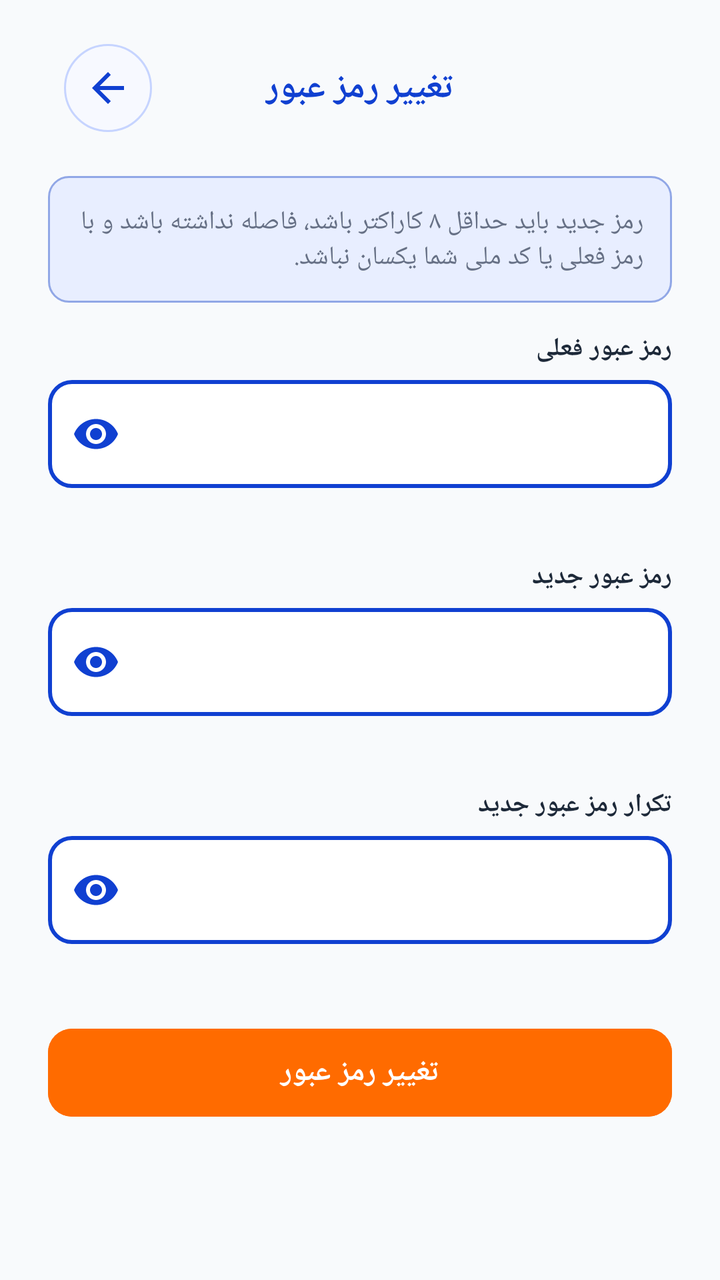
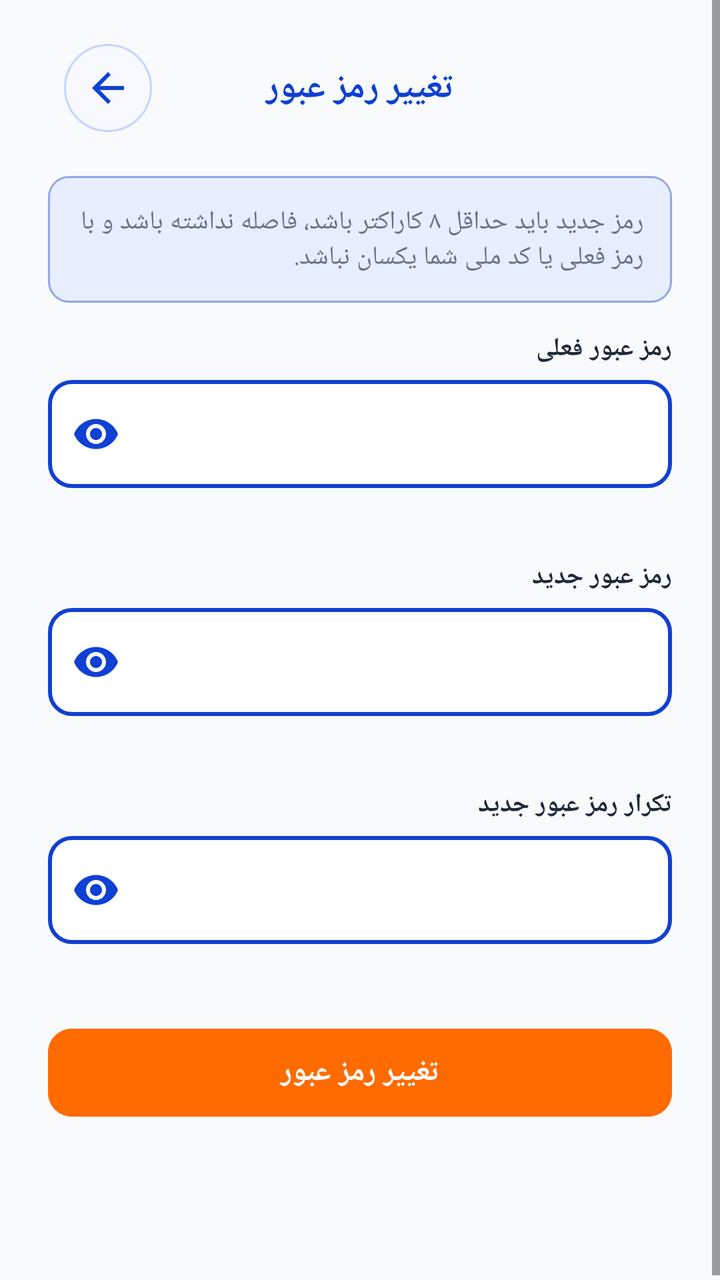

The first picture is an Android layout as it rendered before a commit; the second is the same layout after the commit. The layout source and the unified diff follow.
<!-- AndroidManifest.xml: application theme Theme.BB -->
<!-- res/layout/activity_update_profile.xml -->
<?xml version="1.0" encoding="utf-8"?>
<ScrollView xmlns:android="http://schemas.android.com/apk/res/android"
    xmlns:app="http://schemas.android.com/apk/res-auto"
    android:id="@+id/rootUpdateProfile"
    android:layout_width="match_parent"
    android:layout_height="match_parent"
    android:background="@drawable/app_global_background"
    android:clipToPadding="false"
    android:fillViewport="true">

    <LinearLayout
        android:layout_width="match_parent"
        android:layout_height="wrap_content"
        android:gravity="center_horizontal"
        android:orientation="vertical"
        android:paddingStart="24dp"
        android:paddingTop="16dp"
        android:paddingEnd="24dp"
        android:paddingBottom="28dp">

        <RelativeLayout
            android:id="@+id/updateProfileToolbar"
            android:layout_width="match_parent"
            android:layout_height="56dp"
            android:layout_marginBottom="16dp">

            <ImageView
                android:id="@+id/btnUpdateProfileBack"
                style="@style/AppBackButton"
                android:layout_alignParentLeft="true"
                android:layout_centerVertical="true" />

            <TextView
                android:id="@+id/tvPasswordPageTitle"
                android:layout_width="wrap_content"
                android:layout_height="wrap_content"
                android:layout_centerInParent="true"
                android:text="تغییر رمز عبور"
                android:textColor="@color/title_blue"
                android:textSize="18sp"
                android:textStyle="bold" />
        </RelativeLayout>

        <TextView
            android:id="@+id/tvPasswordChangeNotice"
            android:layout_width="match_parent"
            android:layout_height="wrap_content"
            android:layout_marginBottom="12dp"
            android:background="@drawable/bg_unified_info_badge"
            android:gravity="right"
            android:padding="14dp"
            android:text="این اولین ورود شماست. برای ادامه، رمز اولیه یا موقت را تغییر دهید."
            android:textColor="@color/main_text"
            android:textDirection="rtl"
            android:textSize="14sp"
            android:textStyle="bold"
            android:visibility="gone" />

        <TextView
            android:id="@+id/tvPasswordRules"
            android:layout_width="match_parent"
            android:layout_height="wrap_content"
            android:layout_marginBottom="10dp"
            android:background="@drawable/bg_unified_info_badge"
            android:gravity="right"
            android:padding="14dp"
            android:text="رمز جدید باید حداقل ۸ کاراکتر باشد، فاصله نداشته باشد و با رمز فعلی یا کد ملی شما یکسان نباشد."
            android:textColor="@color/sub_text"
            android:textDirection="rtl"
            android:textSize="13sp" />

        <TextView
            style="@style/UnifiedFormLabel"
            android:layout_marginTop="4dp"
            android:text="رمز عبور فعلی" />

        <com.google.android.material.textfield.TextInputLayout
            android:id="@+id/layoutOldPassword"
            style="@style/UnifiedOutlinedBox"
            android:layout_width="match_parent"
            android:layout_height="wrap_content"
            android:layoutDirection="rtl"
            app:boxCornerRadiusBottomEnd="12dp"
            app:boxCornerRadiusBottomStart="12dp"
            app:boxCornerRadiusTopEnd="12dp"
            app:boxCornerRadiusTopStart="12dp"
            app:boxStrokeColor="@color/unified_field_stroke"
            app:endIconMode="password_toggle"
            app:endIconTint="@color/title_blue"
            app:errorEnabled="true"
            app:hintEnabled="false">

            <com.google.android.material.textfield.TextInputEditText
                android:id="@+id/etOldPassword"
                android:layout_width="match_parent"
                android:layout_height="54dp"
                android:gravity="left|center_vertical"
                android:inputType="textPassword"
                android:textColor="@color/input_text"
                android:textDirection="ltr"
                android:textStyle="bold" />
        </com.google.android.material.textfield.TextInputLayout>

        <TextView
            style="@style/UnifiedFormLabel"
            android:text="رمز عبور جدید" />

        <com.google.android.material.textfield.TextInputLayout
            android:id="@+id/layoutNewPassword"
            style="@style/UnifiedOutlinedBox"
            android:layout_width="match_parent"
            android:layout_height="wrap_content"
            android:layoutDirection="rtl"
            app:boxCornerRadiusBottomEnd="12dp"
            app:boxCornerRadiusBottomStart="12dp"
            app:boxCornerRadiusTopEnd="12dp"
            app:boxCornerRadiusTopStart="12dp"
            app:boxStrokeColor="@color/unified_field_stroke"
            app:endIconMode="password_toggle"
            app:endIconTint="@color/title_blue"
            app:errorEnabled="true"
            app:hintEnabled="false">

            <com.google.android.material.textfield.TextInputEditText
                android:id="@+id/etNewPassword"
                android:layout_width="match_parent"
                android:layout_height="54dp"
                android:gravity="left|center_vertical"
                android:inputType="textPassword"
                android:textColor="@color/input_text"
                android:textDirection="ltr"
                android:textStyle="bold" />
        </com.google.android.material.textfield.TextInputLayout>

        <TextView
            style="@style/UnifiedFormLabel"
            android:text="تکرار رمز عبور جدید" />

        <com.google.android.material.textfield.TextInputLayout
            android:id="@+id/layoutConfirmPassword"
            style="@style/UnifiedOutlinedBox"
            android:layout_width="match_parent"
            android:layout_height="wrap_content"
            android:layoutDirection="rtl"
            app:boxCornerRadiusBottomEnd="12dp"
            app:boxCornerRadiusBottomStart="12dp"
            app:boxCornerRadiusTopEnd="12dp"
            app:boxCornerRadiusTopStart="12dp"
            app:boxStrokeColor="@color/unified_field_stroke"
            app:endIconMode="password_toggle"
            app:endIconTint="@color/title_blue"
            app:errorEnabled="true"
            app:hintEnabled="false">

            <com.google.android.material.textfield.TextInputEditText
                android:id="@+id/etConfirmPassword"
                android:layout_width="match_parent"
                android:layout_height="54dp"
                android:gravity="left|center_vertical"
                android:inputType="textPassword"
                android:textColor="@color/input_text"
                android:textDirection="ltr"
                android:textStyle="bold" />
        </com.google.android.material.textfield.TextInputLayout>

        <com.google.android.material.button.MaterialButton
            android:id="@+id/btnUpdatePassword"
            android:layout_width="match_parent"
            android:layout_height="52dp"
            android:layout_marginTop="18dp"
            android:backgroundTint="#FF6B00"
            android:text="تغییر رمز عبور"
            android:textAllCaps="false"
            android:textColor="#FFFFFF"
            android:textSize="15sp"
            android:textStyle="bold"
            app:cornerRadius="12dp" />

        <com.google.android.material.progressindicator.CircularProgressIndicator
            android:id="@+id/progressUpdatePassword"
            android:layout_width="32dp"
            android:layout_height="32dp"
            android:layout_marginTop="14dp"
            android:visibility="gone"
            app:indicatorColor="@color/title_blue"
            app:trackColor="@android:color/transparent" />
    </LinearLayout>
</ScrollView>
<!-- resources referenced by this layout -->
<resources>
  <color name="input_text">#050709</color>
  <color name="main_text">#1D2939</color>
  <color name="sub_text">#667085</color>
  <color name="title_blue">#1040D1</color>
  <!-- drawable app_global_background (drawable) -->
  <?xml version="1.0" encoding="utf-8"?>
  <layer-list xmlns:android="http://schemas.android.com/apk/res/android">
      <item>
          <shape android:shape="rectangle">
              <solid android:color="#F8FAFC" />
          </shape>
      </item>
  </layer-list>
  <!-- drawable bg_unified_info_badge (drawable) -->
  <?xml version="1.0" encoding="utf-8"?>
  <shape xmlns:android="http://schemas.android.com/apk/res/android"><solid android:color="@color/unified_info_bg"/><stroke android:width="1dp" android:color="@color/unified_info_border"/><corners android:radius="10dp"/><padding android:left="10dp" android:right="10dp" android:top="4dp" android:bottom="4dp"/></shape>
  <style name="UnifiedFormLabel">
      <item name="android:layout_width">match_parent</item>
      <item name="android:layout_height">wrap_content</item>
      <item name="android:layout_marginTop">15dp</item>
      <item name="android:layout_marginBottom">7dp</item>
      <item name="android:gravity">right|center_vertical</item>
      <item name="android:textColor">@color/main_text</item>
      <item name="android:textDirection">rtl</item>
      <item name="android:textSize">13sp</item>
      <item name="android:textStyle">bold</item>
    </style>
  <style name="UnifiedOutlinedBox" parent="Widget.MaterialComponents.TextInputLayout.OutlinedBox">
      <item name="boxBackgroundColor">@color/card_background</item>
      <item name="boxCornerRadiusTopStart">14dp</item>
      <item name="boxCornerRadiusTopEnd">14dp</item>
      <item name="boxCornerRadiusBottomStart">14dp</item>
      <item name="boxCornerRadiusBottomEnd">14dp</item>
      <item name="boxStrokeColor">@color/unified_field_stroke</item>
      <item name="boxStrokeWidth">2dp</item>
      <item name="boxStrokeWidthFocused">3dp</item>
      <item name="hintTextColor">@color/title_blue</item>
    </style>
  <style name="Theme.BB" parent="Base.Theme.BB" />
  <color name="unified_info_bg">#E8EEFF</color>
  <color name="unified_info_border">#91A7E6</color>
  <!-- drawable ic_arrow_back_left (drawable) -->
  <vector xmlns:android="http://schemas.android.com/apk/res/android"
      android:width="24dp"
      android:height="24dp"
      android:viewportWidth="24"
      android:viewportHeight="24">
      <path
          android:fillColor="@android:color/white"
          android:pathData="M20,11H7.83l5.59,-5.59L12,4l-8,8 8,8 1.41,-1.41L7.83,13H20z" />
  </vector>
  <string name="action_back">بازگشت</string>
  <color name="card_background">#FFFFFF</color>
  <color name="back_button_pressed">#E8EEFF</color>
  <color name="back_button_background">#F7F9FF</color>
  <color name="back_button_stroke">#C6D4FF</color>
  <style name="ThemeOverlay.BB.MaterialAlertDialog" parent="ThemeOverlay.Material3.MaterialAlertDialog">
          <item name="colorSurface">@color/card_background</item>
          <item name="colorOnSurface">@color/main_text</item>
          <item name="colorPrimary">@color/title_blue</item>
          <item name="shapeAppearanceOverlay">@style/ShapeAppearance.BB.AlertDialog</item>
      </style>
  <style name="ShapeAppearance.BB.AlertDialog" parent="ShapeAppearance.MaterialComponents.MediumComponent">
          <item name="cornerSize">22dp</item>
      </style>
  <!-- unchanged entries left out for length: 3 -->
</resources>

<!-- the commit's change to res/layout/activity_update_profile.xml (unified diff, before → after) -->
@@ -16,7 +16,7 @@
         android:paddingStart="24dp"
         android:paddingTop="16dp"
         android:paddingEnd="24dp"
-        android:paddingBottom="28dp">
+        android:paddingBottom="80dp">
 
         <RelativeLayout
             android:id="@+id/updateProfileToolbar"
@@ -92,6 +92,10 @@
 
             <com.google.android.material.textfield.TextInputEditText
                 android:id="@+id/etOldPassword"
+                android:nextFocusForward="@id/etNewPassword"
+                android:nextFocusDown="@id/etNewPassword"
+                android:imeOptions="actionNext"
+                android:singleLine="true"
                 android:layout_width="match_parent"
                 android:layout_height="54dp"
                 android:gravity="left|center_vertical"
@@ -123,6 +127,10 @@
 
             <com.google.android.material.textfield.TextInputEditText
                 android:id="@+id/etNewPassword"
+                android:nextFocusForward="@id/etConfirmPassword"
+                android:nextFocusDown="@id/etConfirmPassword"
+                android:imeOptions="actionNext"
+                android:singleLine="true"
                 android:layout_width="match_parent"
                 android:layout_height="54dp"
                 android:gravity="left|center_vertical"
@@ -154,6 +162,8 @@
 
             <com.google.android.material.textfield.TextInputEditText
                 android:id="@+id/etConfirmPassword"
+                android:imeOptions="actionDone"
+                android:singleLine="true"
                 android:layout_width="match_parent"
                 android:layout_height="54dp"
                 android:gravity="left|center_vertical"
